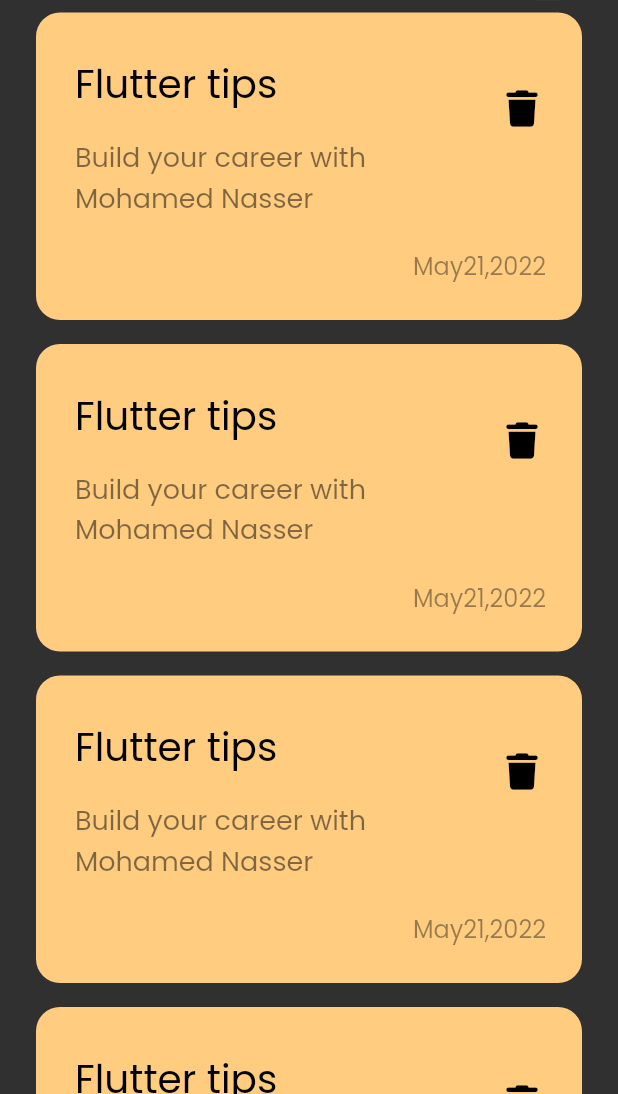
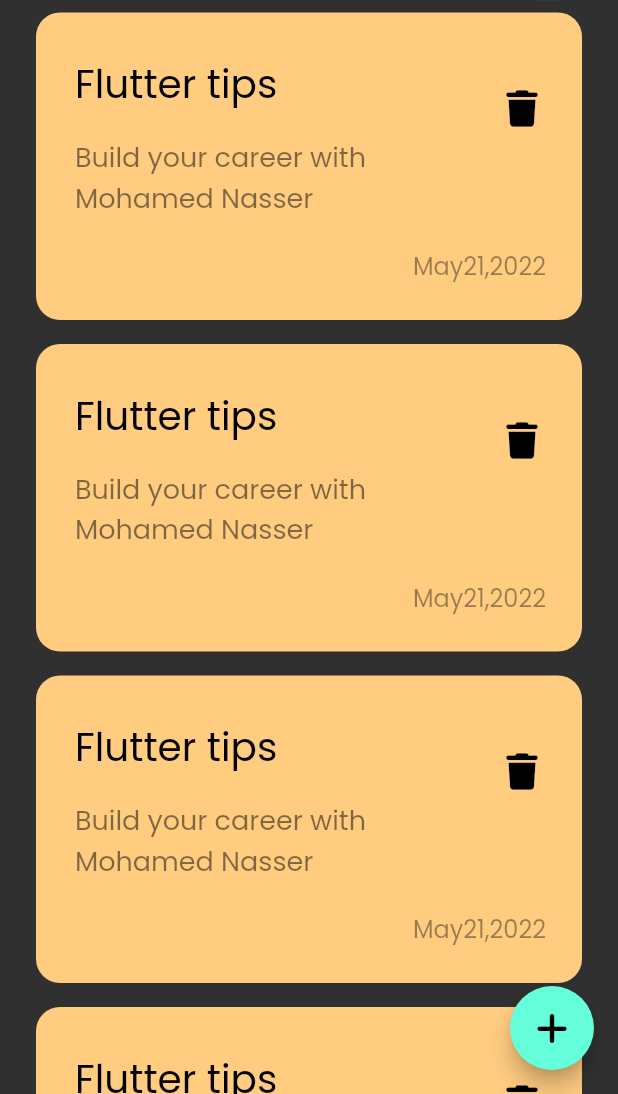
Before and after one commit to mohamedNaser1212/note_app, a Flutter app: the screen it shows after launch, on a phone screen of 412 x 824 dp, the part 142-1236 px from its top. Run offline on Flutter 3.47's test engine with Material 2 defaults, Android fonts, the phone set to English and light mode, and no system bars; our stand-ins replace font_awesome_flutter.

Commit message:
add Floating Action Button

```diff
--- a/lib/views/notes_view.dart
+++ b/lib/views/notes_view.dart
@@ -1,4 +1,5 @@
 import 'package:flutter/material.dart';
+import 'package:font_awesome_flutter/font_awesome_flutter.dart';
 import 'package:notes_app/views/widgets/notes_view_body.dart';
 
 class NotesView extends StatelessWidget {
@@ -7,6 +8,13 @@ class NotesView extends StatelessWidget {
   @override
   Widget build(BuildContext context) {
     return Scaffold(
+      floatingActionButton: FloatingActionButton(
+
+        onPressed: () {  },
+        child:Icon(
+          FontAwesomeIcons.plus,
+        ) ,
+      ),
       body:const NotesViewBody(),
     );
   }
--- a/lib/views/widgets/notes_list_view.dart
+++ b/lib/views/widgets/notes_list_view.dart
@@ -3,7 +3,7 @@ import 'package:flutter/material.dart';
 import 'custom_note_item.dart';
 
 class NoteListView extends StatelessWidget {
-  const NoteListView({Key? key}) : super(key: key);
+   const NoteListView({Key? key}) : super(key: key);
 
   @override
   Widget build(BuildContext context) {
```
